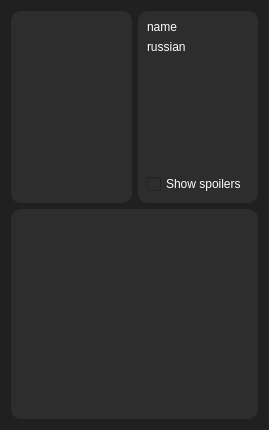
Qt form data/ui/character.ui (brandonzorn/Nlight) before a commit.
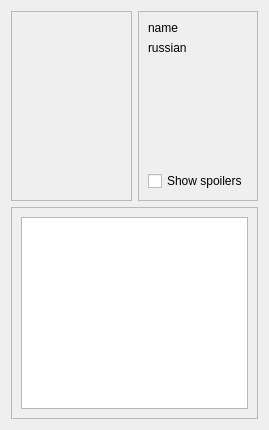
The same form after that commit.

Diff of the .ui file:
```diff
--- a/data/ui/character.ui
+++ b/data/ui/character.ui
@@ -14,84 +14,7 @@
    <string notr="true">Dialog</string>
   </property>
   <property name="styleSheet">
-   <string notr="true">QFrame {
-	border-radius: 10px;
-	background-color: rgb(45, 45, 45);
-	color: rgb(255, 255, 255);
-}
-
-QScrollBar {
-	color: rgb(255, 255, 255);
-	background-color: rgb(32, 32, 32);
-}
-
-QDialog{
-	background-color: rgb(32, 32, 32);
-}
-
-QComboBox {
-	padding: 5px 1px;
-	border-radius: 10px;
-	font-weight: bold;
-	background-color: rgb(0, 133, 52);
-	color: rgb(255, 255, 255);
-}
-
-QSpinBox {
-	padding: 5px 5px;
-	border-radius: 10px;
-	font-weight: bold;
-	background-color: rgb(0, 133, 52);
-	color: rgb(255, 255, 255);
-}
-
-QPushButton {
-	padding: 5px 1px;
-	border-radius: 10px;
-	font-weight: bold;
-	background-color: rgb(0, 133, 52);
-	color: rgb(255, 255, 255);
-}
-
-QPushButton:hover:!pressed {
-	border-left: 3px solid white;
-}
-
-QPushButton:checked {
-	border-left: 3px solid white;
-}
-QScrollBar {
-    background: #292b2e;
-    border-radius: 10px;
-}
-QScrollBar:horizontal {
-    height: 14px;
-}
-QScrollBar:vertical {
-    width: 14px;
-	margin: 0px 0px 0px 0px;
-}
-QScrollBar::handle {
-    background: rgba(84.000, 86.000, 86.000, 0.737);
-    border-radius: 5px;
-	min-height: 0px;
-}
-QScrollBar::handle:hover {
-    background: rgba(114.000, 115.000, 115.000, 0.827);
-}
-QScrollBar::handle:pressed {
-    background: rgba(143.000, 145.000, 145.000, 0.933);
-}
-QScrollBar::sub-page, QScrollBar::add-page {
-    background: transparent;
-}
-QScrollBar::sub-line, QScrollBar::add-line {
-    background: transparent;
-	subcontrol-position: top;
-    subcontrol-origin: margin;
-    width: 0px;
-    height: 0px;
-}</string>
+   <string notr="true"/>
   </property>
   <property name="locale">
    <locale language="English" country="UnitedStates"/>
@@ -130,10 +53,7 @@
      <item>
       <widget class="QFrame" name="title_frame">
        <property name="styleSheet">
-        <string notr="true">QAbstractButton {
-	background-color: rgb(45, 45, 45);
-	color: rgb(255, 255, 255);
-}</string>
+        <string notr="true"/>
        </property>
        <property name="frameShape">
         <enum>QFrame::StyledPanel</enum>
```
